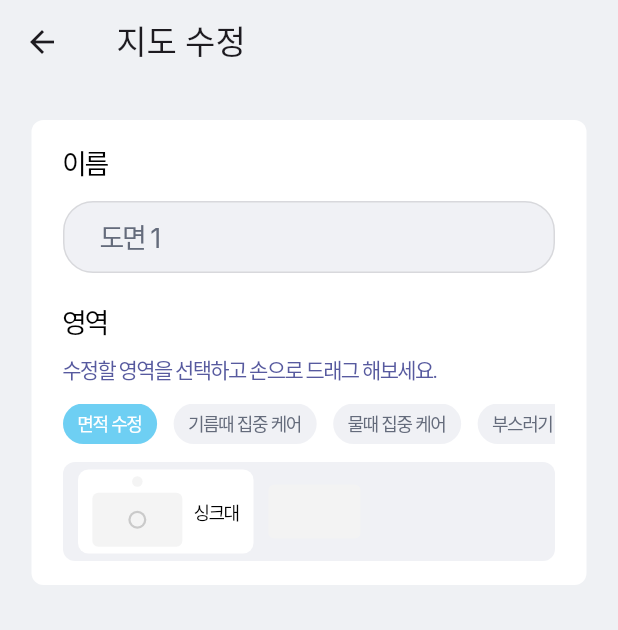
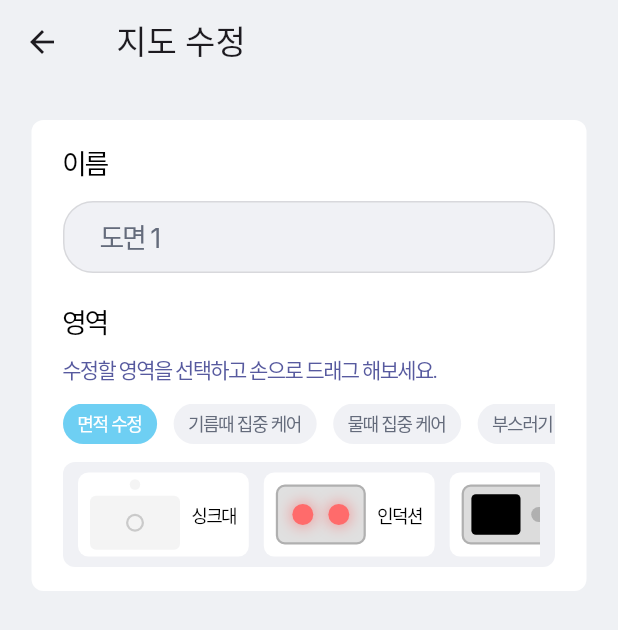
Before and after one commit to songga0/O2thinq, a Flutter app: the MapFixPage screen opened directly with empty values, on a phone screen of 412 x 824 dp. Shown: the top 630 px of the screen. Run offline on Flutter 3.47's test engine with Material 3 defaults, Android fonts, the phone set to English and light mode, and no system bars; our stand-ins replace permission_handler; missing offline and left inert: flutter_reactive_ble; Roboto replaces fonts that are missing (Inter, One UI Sans APP VF).

Commit message:
[면적수정]

```diff
--- a/lib/mapfix.dart
+++ b/lib/mapfix.dart
@@ -30,6 +30,7 @@ class MapWhere extends StatefulWidget {
 
 class _MapWhereState extends State<MapWhere> {
   int selectedTagIndex = 0;
+  int? selectedAreaIndex;
 
   @override
   Widget build(BuildContext context) {
@@ -172,19 +173,65 @@ class _MapWhereState extends State<MapWhere> {
         color: const Color(0xFFF0F1F5),
         borderRadius: BorderRadius.circular(8),
       ),
+      height: 70,
+      child: ListView(
+        scrollDirection: Axis.horizontal,
+        children: [
+          _buildAreaCard(index: 0, label: '싱크대', content: _sinkContent()),
+          _buildAreaCard(index: 1, label: '인덕션', content: _inductionContent()),
+          _buildAreaCard(index: 2, label: '전자레인지', content: _microwaveContent()),
+          _buildAreaCard(index: 3, label: '오븐', content: _ovenContent()),
+        ],
+      ),
+    );
+  }
+
+  Widget _buildAreaCard({required int index, required String label, required Widget content}) {
+  final isSelected = selectedAreaIndex == index;
+  return GestureDetector(
+    onTap: () {
+      setState(() {
+        selectedAreaIndex = index;
+      });
+    },
     child: Row(
       children: [
-          Container(
-            width: 117,
+        IntrinsicWidth(
+          child: Container(
             height: 56,
+            padding: const EdgeInsets.symmetric(horizontal: 8),
             decoration: BoxDecoration(
-              color: Colors.white,
+              color: isSelected ? const Color(0xFF6ECFF3) : Colors.white,
               borderRadius: BorderRadius.circular(7),
             ),
             child: Row(
               mainAxisAlignment: MainAxisAlignment.center,
               children: [
-                Column(
+                content,
+                const SizedBox(width: 8),
+                Text(
+                  label,
+                  style: const TextStyle(
+                    color: Colors.black,
+                    fontSize: 12,
+                    fontFamily: 'Inter',
+                    fontWeight: FontWeight.w400,
+                    letterSpacing: -1.08,
+                  ),
+                ),
+              ],
+            ),
+          ),
+        ),
+        const SizedBox(width: 10),
+      ],
+    ),
+  );
+}
+
+  // 개별 카드 내용 위젯
+  Widget _sinkContent() {
+    return Column(
       mainAxisSize: MainAxisSize.min,
       children: [
         Container(
@@ -225,32 +272,147 @@ class _MapWhereState extends State<MapWhere> {
           ),
         ),
       ],
+    );
+  }
+
+  Widget _inductionContent() {
+    return Column(
+      mainAxisSize: MainAxisSize.min,
+      children: [
+        Container(
+          width: 60,
+          height: 40,
+          decoration: BoxDecoration(
+            color: const Color(0xFFE0E0E0),
+            borderRadius: BorderRadius.circular(6),
+            border: Border.all(
+              color: const Color(0xFFB0B0B0),
+              width: 1.5,
             ),
-                const SizedBox(width: 8),
-                const Text(
-                  '싱크대',
-                  style: TextStyle(
+          ),
+          child: Center(
+            child: Row(
+              mainAxisAlignment: MainAxisAlignment.center,
+              children: List.generate(2, (_) {
+                return Container(
+                  width: 14,
+                  height: 14,
+                  margin: const EdgeInsets.symmetric(horizontal: 5),
+                  decoration: BoxDecoration(
+                    color: const Color(0xFFFF6B6B),
+                    shape: BoxShape.circle,
+                    boxShadow: [
+                      BoxShadow(
+                        color: Colors.redAccent.withOpacity(0.5),
+                        blurRadius: 8,
+                        spreadRadius: 1,
+                      ),
+                    ],
+                  ),
+                );
+              }),
+            ),
+          ),
+        ),
+      ],
+    );
+  }
+
+  Widget _microwaveContent() {
+    return Column(
+      mainAxisSize: MainAxisSize.min,
+      children: [
+        Container(
+          width: 60,
+          height: 40,
+          decoration: BoxDecoration(
+            color: const Color(0xFFDCDCDC),
+            borderRadius: BorderRadius.circular(6),
+            border: Border.all(
+              color: const Color(0xFFB0B0B0),
+              width: 1.5,
+            ),
+          ),
+          child: Row(
+            children: [
+              Expanded(
+                flex: 3,
+                child: Container(
+                  margin: const EdgeInsets.all(5),
+                  decoration: BoxDecoration(
                     color: Colors.black,
-                    fontSize: 12,
-                    fontFamily: 'Inter',
-                    fontWeight: FontWeight.w400,
-                    letterSpacing: -1.08,
+                    borderRadius: BorderRadius.circular(3),
+                  ),
+                ),
+              ),
+              Expanded(
+                flex: 1,
+                child: Center(
+                  child: Container(
+                    width: 10,
+                    height: 10,
+                    decoration: const BoxDecoration(
+                      color: Color(0xFFB0B0B0),
+                      shape: BoxShape.circle,
+                    ),
+                  ),
                 ),
               ),
             ],
           ),
         ),
-          const SizedBox(width: 10),
+      ],
+    );
+  }
+
+  Widget _ovenContent() {
+    return Column(
+      mainAxisSize: MainAxisSize.min,
+      children: [
         Container(
-            width: 61.3,
-            height: 35.82,
+          width: 60,
+          height: 40,
           decoration: BoxDecoration(
-              color: const Color(0xFFF3F3F3),
-              borderRadius: BorderRadius.circular(3.44),
+            color: const Color(0xFFDCDCDC),
+            borderRadius: BorderRadius.circular(6),
+            border: Border.all(
+              color: const Color(0xFFB0B0B0),
+              width: 1.5,
+            ),
+          ),
+          child: Row(
+            children: [
+              Expanded(
+                flex: 3,
+                child: Container(
+                  margin: const EdgeInsets.all(5),
+                  decoration: BoxDecoration(
+                    color: Colors.black,
+                    borderRadius: BorderRadius.circular(3),
+                  ),
+                ),
+              ),
+              Expanded(
+                flex: 1,
+                child: Column(
+                  mainAxisAlignment: MainAxisAlignment.center,
+                  children: List.generate(2, (_) {
+                    return Container(
+                      margin: const EdgeInsets.symmetric(vertical: 3),
+                      width: 8,
+                      height: 8,
+                      decoration: const BoxDecoration(
+                        color: Color(0xFFB0B0B0),
+                        shape: BoxShape.circle,
+                      ),
+                    );
+                  }),
                 ),
               ),
             ],
           ),
+        ),
+      ],
     );
   }
 }
```
Lines whose indentation alone changed are shown as unchanged.
